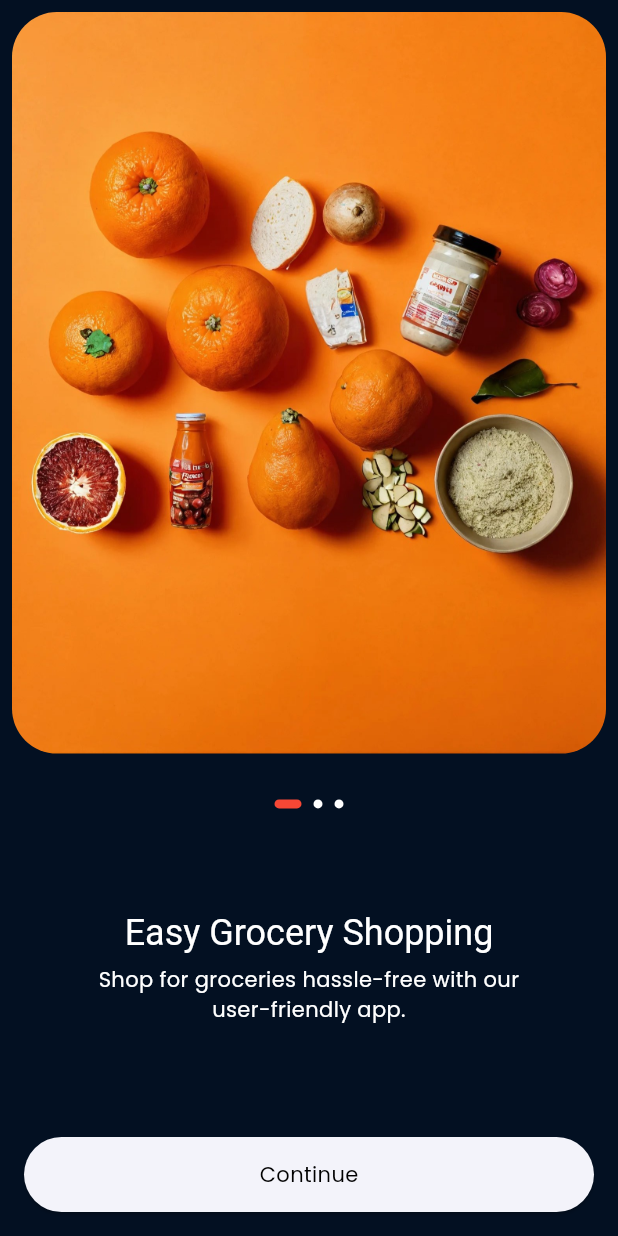
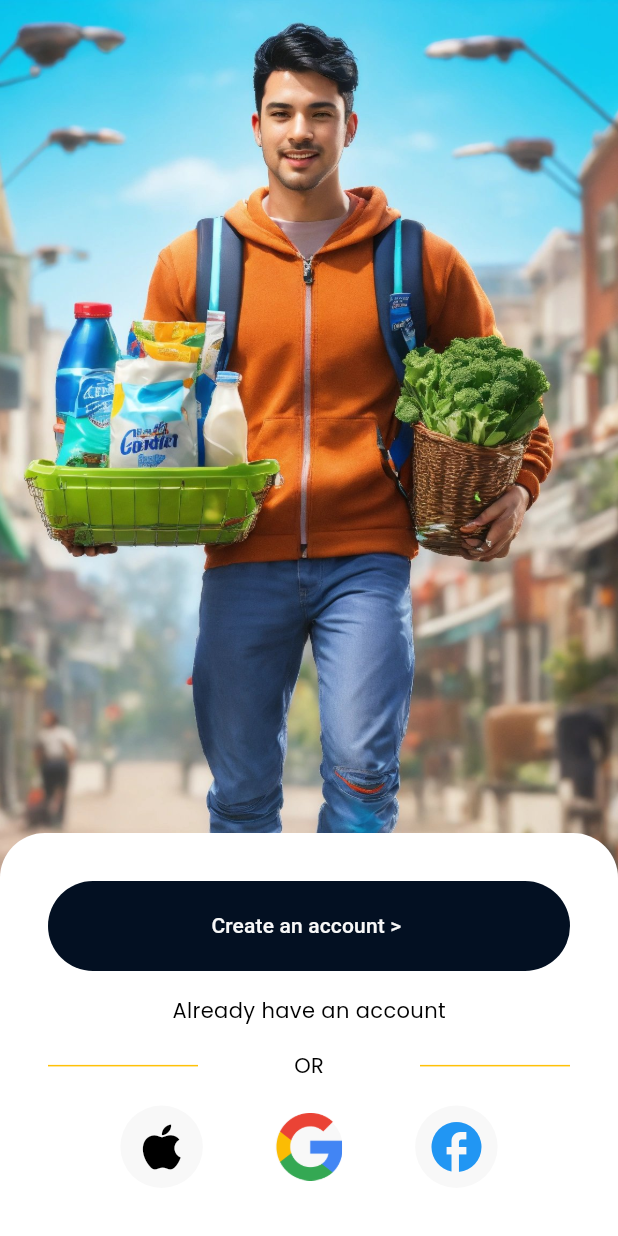
Before and after one commit to noureddinecharifi/GrocerEase, a Flutter app: the screen it shows after launch, on a phone screen of 412 x 824 dp. Run offline on Flutter 3.47's test engine with Material 3 defaults, Android fonts, the phone set to English and light mode, and no system bars; drawn by our look-alikes of smooth_page_indicator; our stand-ins replace flutter_screenutil, flutter_slidable, go_router, google_fonts, google_nav_bar.

Commit message:
[Groce-05] SignIn and SignUp

```diff
--- a/lib/routes/go_router.dart
+++ b/lib/routes/go_router.dart
@@ -1,13 +1,28 @@
 import 'package:go_router/go_router.dart';
+import 'package:grocer_ease/auth/login_or_signup.dart';
 import 'package:grocer_ease/screens/homescreen.dart';
+import 'package:grocer_ease/screens/sign_in.dart';
+import 'package:grocer_ease/screens/sign_up.dart';
 
-import '../screens/onboarding_screen.dart';
+import '../screens/splash_screen.dart';
 
 final GoRouter router = GoRouter(
   routes: [
     GoRoute(
       path: '/',
-      builder: (context, state) => const OnBoardingScreen(),
+      builder: (context, state) => const SplashScreen(),
+    ),
+     GoRoute(
+      path: '/LoginOrRegister',
+      builder: (context, state) => const LoginOrRegister(),
+    ),
+    GoRoute(
+      path: '/signin',
+      builder: (context, state) => const SignIn(),
+    ),
+    GoRoute(
+      path: '/signup',
+      builder: (context, state) => const SignUp(),
     ),
     GoRoute(
       path: '/homePage',
--- a/lib/screens/onboarding_screen.dart
+++ /dev/null
@@ -1,95 +0,0 @@
-import 'package:flutter/material.dart';
-import 'package:go_router/go_router.dart';
-import 'package:grocer_ease/utils/constants.dart';
-import 'package:smooth_page_indicator/smooth_page_indicator.dart';
-
-import '../models/app_description_data.dart';
-
-class OnBoardingScreen extends StatelessWidget {
-  const OnBoardingScreen({super.key});
-
-  @override
-  Widget build(BuildContext context) {
-    PageController controller = PageController();
-    return Scaffold(
-      backgroundColor: Theme.of(context).colorScheme.onBackground,
-      body: Padding(
-        padding: const EdgeInsets.all(8.0),
-        child: Column(
-          mainAxisAlignment: MainAxisAlignment.spaceBetween,
-          children: [
-            Container(
-              clipBehavior: Clip.antiAlias,
-              height: MediaQuery.sizeOf(context).height * 0.6,
-              width: double.infinity,
-              decoration:
-                  BoxDecoration(borderRadius: BorderRadius.circular(30)),
-              child: Image.asset(
-                grocer1,
-                fit: BoxFit.cover,
-              ),
-            ),
-            Align(
-              alignment: Alignment.bottomCenter,
-              child: SmoothPageIndicator(
-                  controller: controller, // PageController
-                  count: 3,
-                  effect: ExpandingDotsEffect(
-                    dotColor: Colors.white,
-                    activeDotColor: Theme.of(context).colorScheme.secondary,
-                    spacing: 8.0,
-                    radius: 20.0,
-                    dotWidth: 6.0,
-                    dotHeight: 6.0,
-                  ),
-                  onDotClicked: (index) {}),
-            ),
-            SizedBox(
-              width: 300,
-              height: 150,
-              child: PageView.builder(
-                  controller: controller,
-                  itemCount: groceryAppDescriptions.length,
-                  itemBuilder: (context, index) {
-                    return Column(
-                      mainAxisAlignment: MainAxisAlignment.center,
-                      crossAxisAlignment: CrossAxisAlignment.center,
-                      children: [
-                        Text(groceryAppDescriptions[index].title,
-                            style: Theme.of(context)
-                                .textTheme
-                                .headlineSmall
-                                ?.copyWith(color: Colors.white)),
-                        const SizedBox(
-                          height: 5,
-                        ),
-                        Text(
-                          groceryAppDescriptions[index].description,
-                          style: const TextStyle(
-                            color: Colors.white,
-                          ),
-                          textAlign: TextAlign.center,
-                        )
-                      ],
-                    );
-                  }),
-            ),
-            Padding(
-              padding: const EdgeInsets.all(8.0),
-              child: SizedBox(
-                width: double.infinity,
-                height: 50,
-                child: ElevatedButton(
-                    onPressed: () => context.go('/homePage'),
-                    child: Text(
-                      "Continue",
-                      style: Theme.of(context).textTheme.bodyMedium,
-                    )),
-              ),
-            )
-          ],
-        ),
-      ),
-    );
-  }
-}
--- /dev/null
+++ b/lib/screens/splash_screen.dart
@@ -0,0 +1,87 @@
+import 'package:flutter/material.dart';
+import 'package:flutter_screenutil/flutter_screenutil.dart';
+import 'package:go_router/go_router.dart';
+import 'package:grocer_ease/utils/constants.dart';
+
+import '../widgets/social_media.dart';
+
+class SplashScreen extends StatelessWidget {
+  const SplashScreen(
+      {super.key});
+
+
+  @override
+  Widget build(BuildContext context) {
+    return Scaffold(
+      backgroundColor: Theme.of(context).colorScheme.onBackground,
+      body: Stack(
+        children: [
+          Positioned.fill(
+              child: Image.asset(
+            cover1,
+            fit: BoxFit.cover,
+          )),
+          Align(
+            alignment: Alignment.bottomCenter,
+            child: SizedBox(
+              height: 225.h,
+              child: Container(
+                width: double.infinity,
+                decoration: const BoxDecoration(
+                    color: Colors.white,
+                    borderRadius: BorderRadius.only(
+                        topLeft: Radius.circular(30),
+                        topRight: Radius.circular(30))),
+                child: Padding(
+                  padding: const EdgeInsets.all(32.0),
+                  child: Column(
+                    mainAxisAlignment: MainAxisAlignment.spaceBetween,
+                    children: [
+                      SizedBox(
+                          width: double.infinity,
+                          height: 60,
+                          child: ElevatedButton(
+                              style: ElevatedButton.styleFrom(
+                                  foregroundColor:
+                                      Theme.of(context).colorScheme.background,
+                                  elevation: 0,
+                                  backgroundColor: Theme.of(context)
+                                      .colorScheme
+                                      .onBackground),
+                              onPressed: ()=> context.go('/LoginOrRegister'),
+                              child: const Text('Create an account > '))),
+                      GestureDetector(
+                          onTap: ()=> context.go('/LoginOrRegister'),
+                          child: const Text('Already have an account')),
+                      Row(
+                        mainAxisAlignment: MainAxisAlignment.spaceBetween,
+                        children: [
+                          Container(
+                            height: 1,
+                            width: 100,
+                            color: Colors.amber,
+                          ),
+                          const Text('OR'),
+                          Container(
+                            height: 1,
+                            width: 100,
+                            color: Colors.amber,
+                          ),
+                        ],
+                      ),
+                      SocialIconsRow(
+                        onFacebookTap: () {},
+                        onAppleTap: () {},
+                        onGoogleTap: () {},
+                      )
+                    ],
+                  ),
+                ),
+              ),
+            ),
+          )
+        ],
+      ),
+    );
+  }
+}
--- a/lib/utils/constants.dart
+++ b/lib/utils/constants.dart
@@ -1,3 +1,7 @@
 const String me = 'assets/images/me.png';
 const String grocer1 = 'assets/images/grocer1.jpg';
 const String grocer2 = 'assets/images/grocer2.jpg';
+const String cover1 = 'assets/images/signin.jpg';
+const String cover2 = 'assets/images/signin2.jpg';
+const String cover3 = 'assets/images/signin3.jpg';
+const String google = 'assets/images/google.png';
--- /dev/null
+++ b/lib/widgets/social_media.dart
@@ -0,0 +1,69 @@
+import 'package:flutter/material.dart';
+import 'package:grocer_ease/utils/constants.dart';
+
+class SocialIconsRow extends StatelessWidget {
+  final Function()? onAppleTap;
+  final Function()? onGoogleTap;
+  final Function()? onFacebookTap;
+
+  const SocialIconsRow({
+    super.key,
+    required this.onAppleTap,
+    required this.onGoogleTap,
+    required this.onFacebookTap,
+  });
+
+  @override
+  Widget build(BuildContext context) {
+    return Row(
+      mainAxisAlignment: MainAxisAlignment.spaceEvenly,
+      children: [
+        Container(
+          height: 55,
+          width: 55,
+          decoration: ShapeDecoration(
+              color: Theme.of(context).colorScheme.background,
+              shape: const OvalBorder()),
+          child: Center(
+            child: InkWell(
+              onTap: onAppleTap,
+              child: const Icon(
+                Icons.apple,
+                size: 40,
+                color: Colors.black,
+              ),
+            ),
+          ),
+        ),
+        Container(
+          height: 45,
+          width: 45,
+          decoration: ShapeDecoration(
+              color: Theme.of(context).colorScheme.background,
+              shape: const OvalBorder()),
+          child: Center(
+            child: InkWell(
+                onTap: onAppleTap, child: Center(child: Image.asset(google))),
+          ),
+        ),
+        Container(
+          height: 55,
+          width: 55,
+          decoration: ShapeDecoration(
+              color: Theme.of(context).colorScheme.background,
+              shape: const OvalBorder()),
+          child: Center(
+            child: InkWell(
+              onTap: onAppleTap,
+              child: const Icon(
+                Icons.facebook,
+                size: 40,
+                color: Colors.blue,
+              ),
+            ),
+          ),
+        ),
+      ],
+    );
+  }
+}
```
Also changed, not shown: lib/auth/login_or_signup.dart (added, +34 -0 lines), lib/screens/sign_in.dart (added, +130 -0 lines), lib/screens/sign_up.dart (added, +152 -0 lines), lib/widgets/custom_input.dart (added, +70 -0 lines), assets/images/google.png (added), assets/images/signin.jpg (added), assets/images/signin2.jpg (added), assets/images/signin3.jpg (added), lib/screens/onboarding.dart (added).
